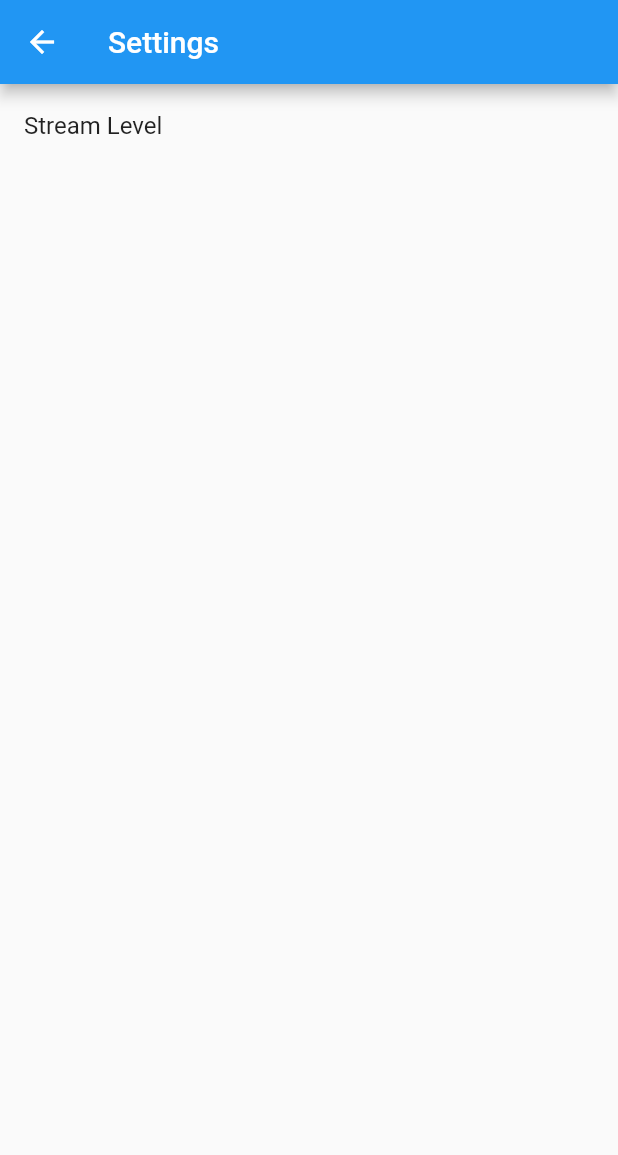
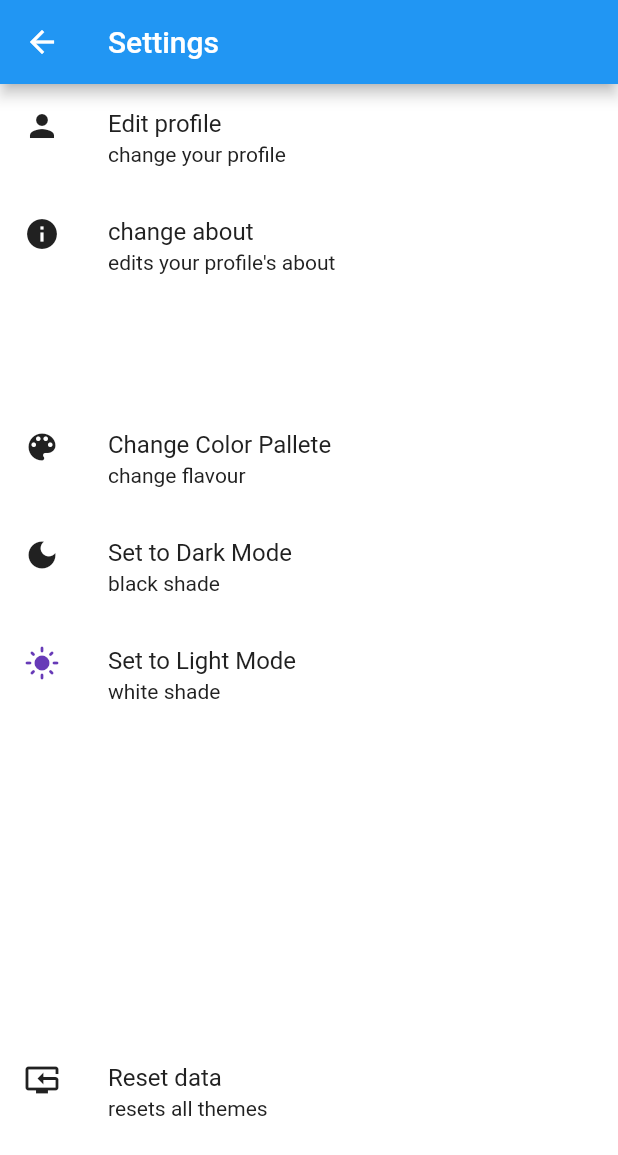
Before and after one commit to mUmarBaloch/Flutter_theme_mangement, a Flutter app: the screen it shows after launch, in the side drawer, after a tap on "Settings", on a phone screen of 412 x 824 dp. Shown: the top 1155 px of the screen. Run offline on Flutter 3.47's test engine with Material 2 defaults, Android fonts, the phone set to English and light mode, and no system bars; our stand-ins replace shared_preferences.

Commit message:
updated stream as broadcast, added settings

```diff
--- a/lib/core/theme.dart
+++ b/lib/core/theme.dart
@@ -3,7 +3,7 @@ import 'dart:async';
 import 'package:flutter/material.dart';
 import 'package:persistance/core/persistance.dart';
 
-StreamController controller = StreamController();
+StreamController controller = StreamController.broadcast();
 
 class CustomTheme {
   static bool isDark = false;
--- a/lib/screen/settings.dart
+++ b/lib/screen/settings.dart
@@ -1,21 +1,112 @@
+import 'dart:async';
+
 import 'package:flutter/material.dart';
+import 'package:persistance/core/theme.dart';
 
 class Settings extends StatelessWidget {
-  const Settings({Key? key}) : super(key: key);
-
   @override
   Widget build(BuildContext context) {
+    return StreamBuilder(
+        stream: controller.stream,
+        builder: (context, snapshot) {
           return Scaffold(
+            backgroundColor: CustomTheme.baseColor,
             appBar: AppBar(
               title: Text('Settings'),
             ),
             body: Column(
               children: [
                 ListTile(
-            title: Text('Stream Level'),
+                  onTap: () => {},
+                  leading:
+                      Icon(Icons.person, color: CustomTheme.foregroundColor),
+                  title: Text(
+                    'Edit profile',
+                    style: TextStyle(color: CustomTheme.foregroundColor),
+                  ),
+                  subtitle: Text(
+                    'change your profile',
+                    style: TextStyle(color: CustomTheme.foregroundColor),
+                  ),
+                ),
+                ListTile(
+                  onTap: () => {},
+                  leading: Icon(Icons.info, color: CustomTheme.foregroundColor),
+                  title: Text(
+                    'change about',
+                    style: TextStyle(color: CustomTheme.foregroundColor),
+                  ),
+                  subtitle: Text(
+                    "edits your profile's about",
+                    style: TextStyle(color: CustomTheme.foregroundColor),
+                  ),
+                ),
+                SizedBox(
+                  height: 70,
+                ),
+                ListTile(
+                  onTap: () => {},
+                  leading: Icon(Icons.color_lens,
+                      color: CustomTheme.foregroundColor),
+                  title: Text(
+                    'Change Color Pallete',
+                    style: TextStyle(color: CustomTheme.foregroundColor),
+                  ),
+                  subtitle: Text(
+                    'change flavour',
+                    style: TextStyle(color: CustomTheme.foregroundColor),
+                  ),
+                ),
+                ListTile(
+                  onTap: () => CustomTheme.switchToDarkMode(),
+                  leading: Icon(Icons.dark_mode,
+                      color: CustomTheme.isDark
+                          ? Colors.deepPurple
+                          : CustomTheme.foregroundColor),
+                  title: Text(
+                    'Set to Dark Mode',
+                    style: TextStyle(color: CustomTheme.foregroundColor),
+                  ),
+                  subtitle: Text(
+                    'black shade',
+                    style: TextStyle(color: CustomTheme.foregroundColor),
+                  ),
+                ),
+                ListTile(
+                  onTap: () => CustomTheme.switchToLightMode(),
+                  leading: Icon(Icons.light_mode,
+                      color: !CustomTheme.isDark
+                          ? Colors.deepPurple
+                          : CustomTheme.foregroundColor),
+                  title: Text(
+                    'Set to Light Mode',
+                    style: TextStyle(color: CustomTheme.foregroundColor),
+                  ),
+                  subtitle: Text(
+                    'white shade',
+                    style: TextStyle(color: CustomTheme.foregroundColor),
+                  ),
+                ),
+                Spacer(),
+                ListTile(
+                  onTap: () => {},
+                  leading:
+                      Icon(Icons.reset_tv, color: CustomTheme.foregroundColor),
+                  title: Text(
+                    'Reset data',
+                    style: TextStyle(color: CustomTheme.foregroundColor),
+                  ),
+                  subtitle: Text(
+                    'resets all themes',
+                    style: TextStyle(color: CustomTheme.foregroundColor),
+                  ),
+                ),
+                SizedBox(
+                  height: 060,
                 ),
               ],
             ),
           );
+        });
   }
 }
```
Lines whose indentation alone changed are shown as unchanged.
